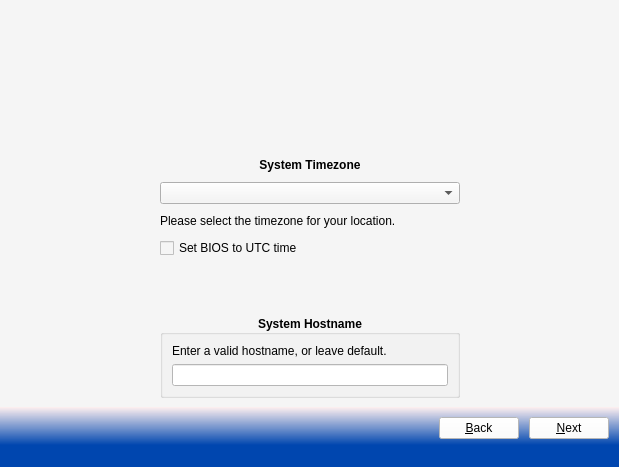
Before: the Qt Designer form src-qt5/pc-firstbootgui/firstboot.ui in trueos/pcbsd, drawn with Qt 5.
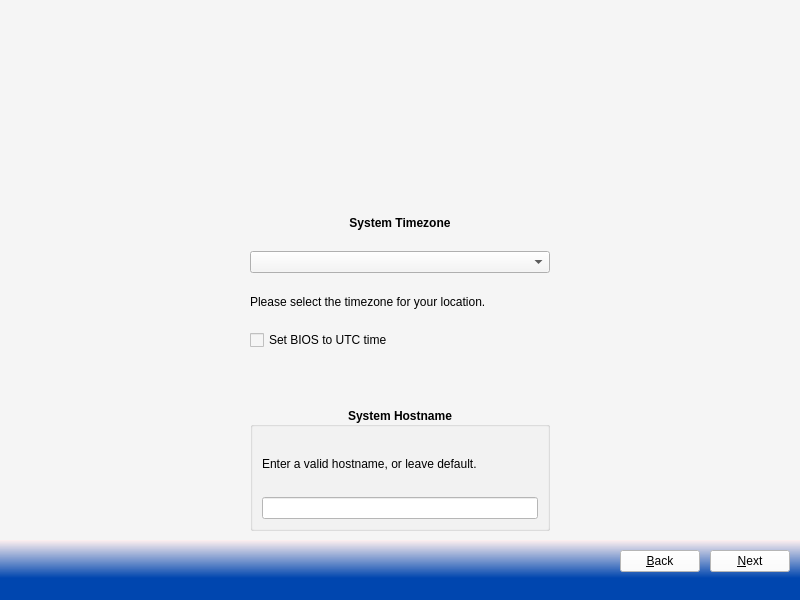
After: the same form once the commit is applied. Icons and pictures are not drawn.

Commit message: Make firstboot UI resizable like the installer GUI

What changed in the file:
```diff
--- a/src-qt5/pc-firstbootgui/firstboot.ui
+++ b/src-qt5/pc-firstbootgui/firstboot.ui
@@ -6,10 +6,16 @@
    <rect>
     <x>0</x>
     <y>0</y>
-    <width>619</width>
-    <height>467</height>
+    <width>800</width>
+    <height>600</height>
    </rect>
   </property>
+  <property name="minimumSize">
+   <size>
+    <width>800</width>
+    <height>600</height>
+   </size>
+  </property>
   <property name="windowTitle">
    <string notr="true">PC-BSD</string>
   </property>
```
Left out of the diff: 11 changed lines with no effect on the pictures. The commit also changes 1 other file.
